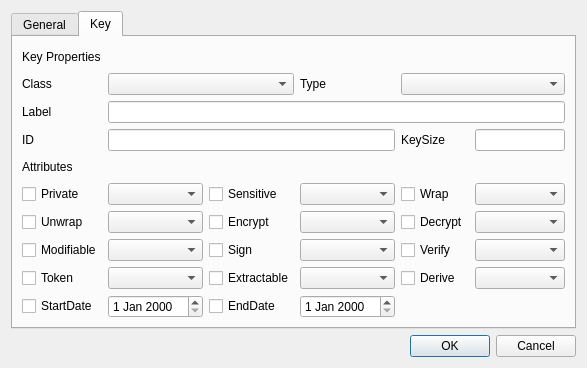
This is CryptokiMan/unwrap_key_dlg.ui in jykim74/CryptokiMan as Qt 5 draws it before an edit. The edited form follows.
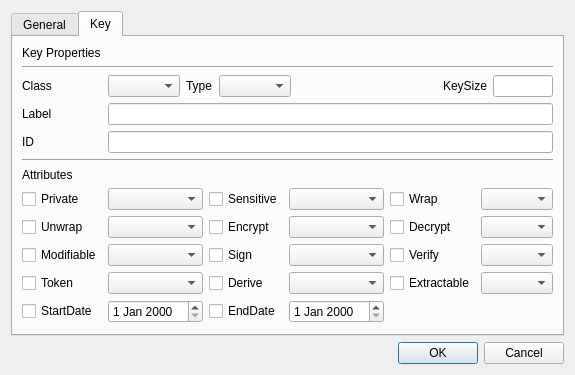
This is the edited form. The open tabs and pages were chosen to show the change.

Patch:
```diff
--- a/CryptokiMan/unwrap_key_dlg.ui
+++ b/CryptokiMan/unwrap_key_dlg.ui
@@ -6,8 +6,8 @@
    <rect>
     <x>0</x>
     <y>0</y>
-    <width>587</width>
-    <height>368</height>
+    <width>567</width>
+    <height>375</height>
    </rect>
   </property>
   <property name="windowTitle">
@@ -141,210 +141,284 @@
       <attribute name="title">
        <string>Key</string>
       </attribute>
+      <layout class="QVBoxLayout" name="verticalLayout_3">
+       <item>
+        <widget class="QLabel" name="label_12">
+         <property name="text">
+          <string>Key Properties</string>
+         </property>
+        </widget>
+       </item>
+       <item>
+        <widget class="Line" name="line_4">
+         <property name="orientation">
+          <enum>Qt::Horizontal</enum>
+         </property>
+        </widget>
+       </item>
+       <item>
       <layout class="QGridLayout" name="gridLayout_2">
-       <item row="3" column="5">
-        <widget class="QLineEdit" name="mKeySizeText"/>
-       </item>
-       <item row="6" column="4">
-        <widget class="QCheckBox" name="mDecryptCheck">
-         <property name="text">
-          <string notr="true">Decrypt</string>
+         <property name="topMargin">
+          <number>0</number>
          </property>
-        </widget>
-       </item>
-       <item row="5" column="5">
-        <widget class="QComboBox" name="mWrapCombo"/>
-       </item>
-       <item row="2" column="0">
-        <widget class="QLabel" name="label_14">
-         <property name="text">
-          <string>Label</string>
-         </property>
-        </widget>
-       </item>
-       <item row="7" column="3">
-        <widget class="QComboBox" name="mSignCombo"/>
-       </item>
-       <item row="8" column="3">
-        <widget class="QComboBox" name="mExtractableCombo"/>
-       </item>
-       <item row="3" column="1" colspan="3">
-        <widget class="QLineEdit" name="mIDText"/>
-       </item>
-       <item row="6" column="2">
-        <widget class="QCheckBox" name="mEncryptCheck">
-         <property name="text">
-          <string notr="true">Encrypt</string>
-         </property>
-        </widget>
-       </item>
-       <item row="5" column="2">
-        <widget class="QCheckBox" name="mSensitiveCheck">
-         <property name="text">
-          <string notr="true">Sensitive</string>
-         </property>
-        </widget>
-       </item>
-       <item row="5" column="1">
-        <widget class="QComboBox" name="mPrivateCombo"/>
-       </item>
-       <item row="1" column="3">
+         <item row="0" column="2">
         <widget class="QLabel" name="label_16">
          <property name="text">
           <string>Type</string>
          </property>
         </widget>
        </item>
-       <item row="3" column="0">
+         <item row="0" column="6">
+          <widget class="QLineEdit" name="mKeySizeText">
+           <property name="maximumSize">
+            <size>
+             <width>60</width>
+             <height>16777215</height>
+            </size>
+           </property>
+          </widget>
+         </item>
+         <item row="0" column="5">
+          <widget class="QLabel" name="label_18">
+           <property name="text">
+            <string>KeySize</string>
+           </property>
+          </widget>
+         </item>
+         <item row="0" column="1">
+          <widget class="QComboBox" name="mClassCombo"/>
+         </item>
+         <item row="0" column="3">
+          <widget class="QComboBox" name="mTypeCombo"/>
+         </item>
+         <item row="0" column="0">
+          <widget class="QLabel" name="label_13">
+           <property name="minimumSize">
+            <size>
+             <width>80</width>
+             <height>0</height>
+            </size>
+           </property>
+           <property name="text">
+            <string>Class</string>
+           </property>
+          </widget>
+         </item>
+         <item row="0" column="4">
+          <spacer name="horizontalSpacer_4">
+           <property name="orientation">
+            <enum>Qt::Horizontal</enum>
+           </property>
+           <property name="sizeHint" stdset="0">
+            <size>
+             <width>40</width>
+             <height>20</height>
+            </size>
+           </property>
+          </spacer>
+         </item>
+        </layout>
+       </item>
+       <item>
+        <layout class="QGridLayout" name="gridLayout_7">
+         <item row="0" column="0">
+          <widget class="QLabel" name="label_14">
+           <property name="minimumSize">
+            <size>
+             <width>80</width>
+             <height>0</height>
+            </size>
+           </property>
+           <property name="text">
+            <string>Label</string>
+           </property>
+          </widget>
+         </item>
+         <item row="0" column="1">
+          <widget class="QLineEdit" name="mLabelText"/>
+         </item>
+         <item row="1" column="0">
         <widget class="QLabel" name="label_17">
          <property name="text">
           <string>ID</string>
          </property>
         </widget>
        </item>
-       <item row="6" column="5">
-        <widget class="QComboBox" name="mDecryptCombo"/>
-       </item>
-       <item row="8" column="2">
-        <widget class="QCheckBox" name="mExtractableCheck">
-         <property name="text">
-          <string notr="true">Extractable</string>
+         <item row="1" column="1">
+          <widget class="QLineEdit" name="mIDText"/>
+         </item>
+        </layout>
+       </item>
+       <item>
+        <widget class="Line" name="line_5">
+         <property name="orientation">
+          <enum>Qt::Horizontal</enum>
          </property>
         </widget>
        </item>
-       <item row="8" column="1">
-        <widget class="QComboBox" name="mTokenCombo"/>
-       </item>
-       <item row="4" column="0">
+       <item>
         <widget class="QLabel" name="label_15">
          <property name="text">
           <string>Attributes</string>
          </property>
         </widget>
        </item>
-       <item row="6" column="0">
-        <widget class="QCheckBox" name="mUnwrapCheck">
+       <item>
+        <layout class="QGridLayout" name="gridLayout_8">
+         <item row="0" column="4">
+          <widget class="QCheckBox" name="mWrapCheck">
          <property name="text">
-          <string notr="true">Unwrap</string>
+            <string notr="true">Wrap</string>
          </property>
         </widget>
        </item>
-       <item row="7" column="4">
+         <item row="2" column="1">
+          <widget class="QComboBox" name="mModifiableCombo"/>
+         </item>
+         <item row="0" column="2">
+          <widget class="QCheckBox" name="mSensitiveCheck">
+           <property name="text">
+            <string notr="true">Sensitive</string>
+           </property>
+          </widget>
+         </item>
+         <item row="1" column="4">
+          <widget class="QCheckBox" name="mDecryptCheck">
+           <property name="text">
+            <string notr="true">Decrypt</string>
+           </property>
+          </widget>
+         </item>
+         <item row="3" column="1">
+          <widget class="QComboBox" name="mTokenCombo"/>
+         </item>
+         <item row="2" column="4">
         <widget class="QCheckBox" name="mVerifyCheck">
          <property name="text">
           <string notr="true">Verify</string>
          </property>
         </widget>
        </item>
-       <item row="0" column="0" colspan="2">
-        <widget class="QLabel" name="label_12">
+         <item row="1" column="3">
+          <widget class="QComboBox" name="mEncryptCombo"/>
+         </item>
+         <item row="3" column="2">
+          <widget class="QCheckBox" name="mDeriveCheck">
          <property name="text">
-          <string>Key Properties</string>
+            <string>Derive</string>
          </property>
         </widget>
        </item>
-       <item row="7" column="0">
-        <widget class="QCheckBox" name="mModifiableCheck">
+         <item row="3" column="4">
+          <widget class="QCheckBox" name="mExtractableCheck">
          <property name="text">
-          <string notr="true">Modifiable</string>
+            <string notr="true">Extractable</string>
          </property>
         </widget>
        </item>
-       <item row="5" column="0">
+         <item row="3" column="5">
+          <widget class="QComboBox" name="mExtractableCombo"/>
+         </item>
+         <item row="0" column="0">
         <widget class="QCheckBox" name="mPrivateCheck">
          <property name="text">
           <string notr="true">Private</string>
          </property>
         </widget>
        </item>
-       <item row="7" column="2">
+         <item row="3" column="3">
+          <widget class="QComboBox" name="mDeriveCombo"/>
+         </item>
+         <item row="2" column="0">
+          <widget class="QCheckBox" name="mModifiableCheck">
+           <property name="text">
+            <string notr="true">Modifiable</string>
+           </property>
+          </widget>
+         </item>
+         <item row="0" column="3">
+          <widget class="QComboBox" name="mSensitiveCombo"/>
+         </item>
+         <item row="1" column="5">
+          <widget class="QComboBox" name="mDecryptCombo"/>
+         </item>
+         <item row="0" column="1">
+          <widget class="QComboBox" name="mPrivateCombo"/>
+         </item>
+         <item row="2" column="2">
         <widget class="QCheckBox" name="mSignCheck">
          <property name="text">
           <string notr="true">Sign</string>
          </property>
         </widget>
        </item>
-       <item row="5" column="3">
-        <widget class="QComboBox" name="mSensitiveCombo"/>
-       </item>
-       <item row="1" column="4" colspan="2">
-        <widget class="QComboBox" name="mTypeCombo"/>
-       </item>
-       <item row="5" column="4">
-        <widget class="QCheckBox" name="mWrapCheck">
+         <item row="2" column="5">
+          <widget class="QComboBox" name="mVerifyCombo"/>
+         </item>
+         <item row="2" column="3">
+          <widget class="QComboBox" name="mSignCombo"/>
+         </item>
+         <item row="1" column="1">
+          <widget class="QComboBox" name="mUnwrapCombo"/>
+         </item>
+         <item row="1" column="2">
+          <widget class="QCheckBox" name="mEncryptCheck">
          <property name="text">
-          <string notr="true">Wrap</string>
+            <string notr="true">Encrypt</string>
          </property>
         </widget>
        </item>
-       <item row="8" column="0">
+         <item row="1" column="0">
+          <widget class="QCheckBox" name="mUnwrapCheck">
+           <property name="text">
+            <string notr="true">Unwrap</string>
+           </property>
+          </widget>
+         </item>
+         <item row="0" column="5">
+          <widget class="QComboBox" name="mWrapCombo"/>
+         </item>
+         <item row="3" column="0">
         <widget class="QCheckBox" name="mTokenCheck">
          <property name="text">
           <string notr="true">Token</string>
          </property>
         </widget>
        </item>
-       <item row="3" column="4">
-        <widget class="QLabel" name="label_18">
-         <property name="text">
-          <string>KeySize</string>
-         </property>
-        </widget>
-       </item>
-       <item row="1" column="1" colspan="2">
-        <widget class="QComboBox" name="mClassCombo"/>
-       </item>
-       <item row="6" column="1">
-        <widget class="QComboBox" name="mUnwrapCombo"/>
-       </item>
-       <item row="2" column="1" colspan="5">
-        <widget class="QLineEdit" name="mLabelText"/>
-       </item>
-       <item row="1" column="0">
-        <widget class="QLabel" name="label_13">
-         <property name="text">
-          <string>Class</string>
-         </property>
-        </widget>
-       </item>
-       <item row="7" column="5">
-        <widget class="QComboBox" name="mVerifyCombo"/>
-       </item>
-       <item row="6" column="3">
-        <widget class="QComboBox" name="mEncryptCombo"/>
-       </item>
-       <item row="7" column="1">
-        <widget class="QComboBox" name="mModifiableCombo"/>
-       </item>
-       <item row="9" column="0">
+         <item row="4" column="0">
         <widget class="QCheckBox" name="mStartDateCheck">
          <property name="text">
           <string>StartDate</string>
          </property>
         </widget>
        </item>
-       <item row="9" column="2">
+         <item row="4" column="1">
+          <widget class="QDateEdit" name="mStartDateEdit"/>
+         </item>
+         <item row="4" column="2">
         <widget class="QCheckBox" name="mEndDateCheck">
          <property name="text">
           <string>EndDate</string>
          </property>
         </widget>
        </item>
-       <item row="9" column="1">
-        <widget class="QDateEdit" name="mStartDateEdit"/>
-       </item>
-       <item row="9" column="3">
+         <item row="4" column="3">
         <widget class="QDateEdit" name="mEndDateEdit"/>
        </item>
-       <item row="8" column="4">
-        <widget class="QCheckBox" name="mDeriveCheck">
-         <property name="text">
-          <string>Derive</string>
-         </property>
-        </widget>
+        </layout>
        </item>
-       <item row="8" column="5">
-        <widget class="QComboBox" name="mDeriveCombo"/>
+       <item>
+        <spacer name="verticalSpacer_2">
+         <property name="orientation">
+          <enum>Qt::Vertical</enum>
+         </property>
+         <property name="sizeHint" stdset="0">
+          <size>
+           <width>20</width>
+           <height>40</height>
+          </size>
+         </property>
+        </spacer>
        </item>
       </layout>
      </widget>
```
Left out of the diff: 312 changed lines with no effect on the pictures. Lines whose indentation alone changed are shown as unchanged.
